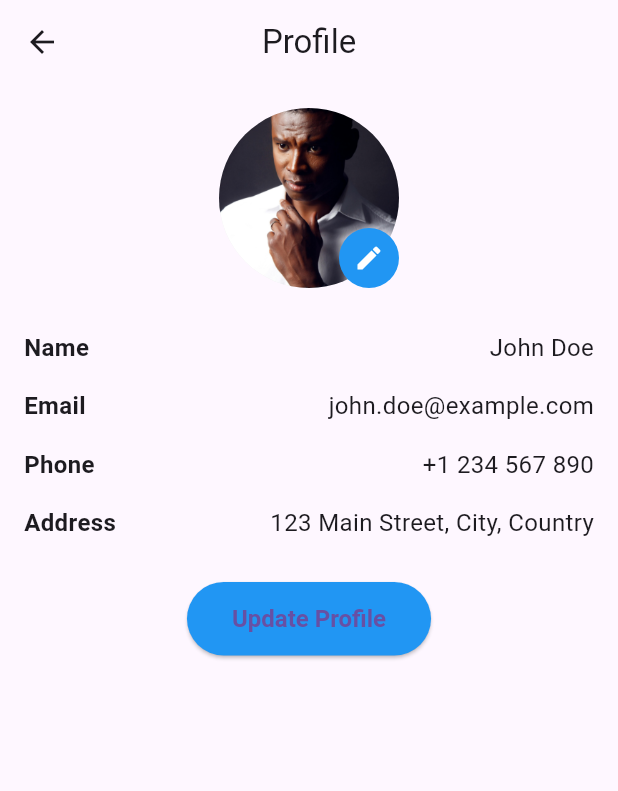
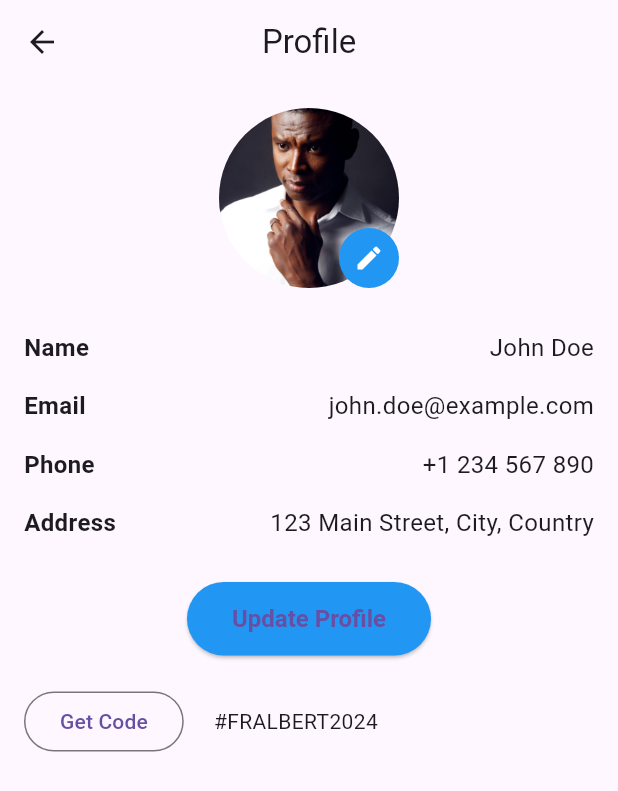
Before and after one commit to factorgh/fitness-recipe, a Flutter app: the ProfileScreen screen opened directly, on a phone screen of 412 x 824 dp. Shown: the top 791 px of the screen. Run offline on Flutter 3.47's test engine with Material 3 defaults, Android fonts, the phone set to English and light mode, and no system bars; our stand-ins replace cached_network_image, dio, flutter_rating_stars, flutter_svg, image_picker, shared_preferences and 2 more; accounts and stored records are empty.

Commit message:
complete trainer code gen

```diff
--- a/lib/screens/profile_screen.dart
+++ b/lib/screens/profile_screen.dart
@@ -19,6 +19,14 @@ class ProfileScreen extends StatelessWidget {
             _ProfileInfo(),
             const SizedBox(height: 20),
             _EditProfileButton(),
+            const SizedBox(height: 20),
+            Row(
+              children: [
+                OutlinedButton(onPressed: () {}, child: const Text('Get Code')),
+                const SizedBox(width: 20),
+                const Text("#FRALBERT2024"),
+              ],
+            )
           ],
         ),
       ),
```
